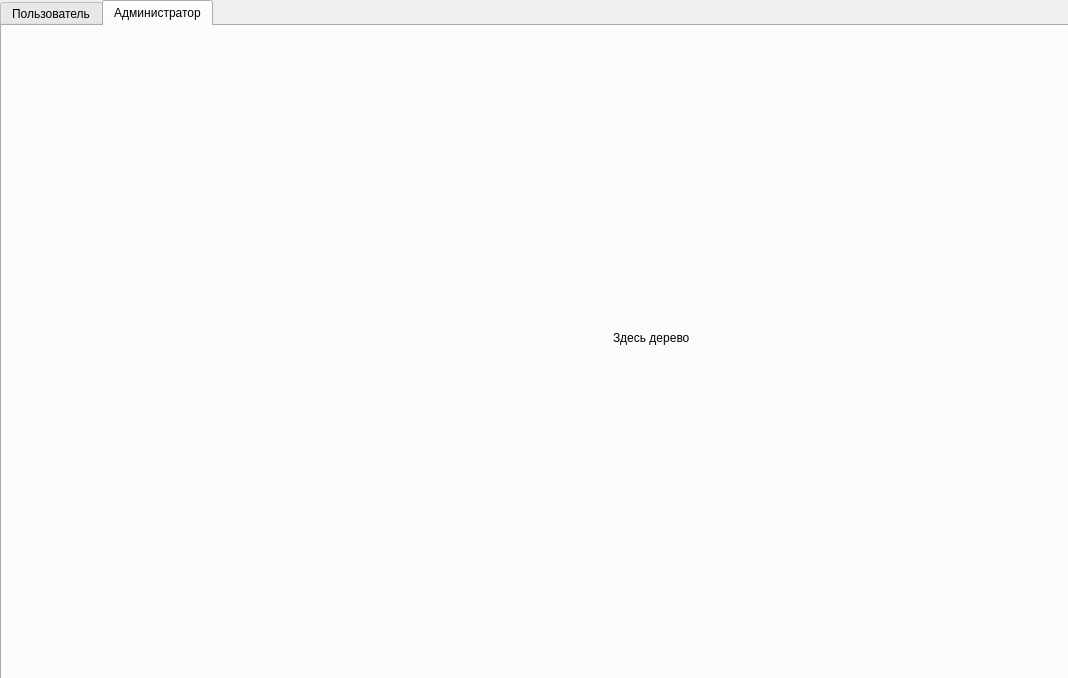
Before: the Qt Designer form src/window/mainwindow.ui in KarpenkoDenis/and-or-tree, drawn with Qt 5.
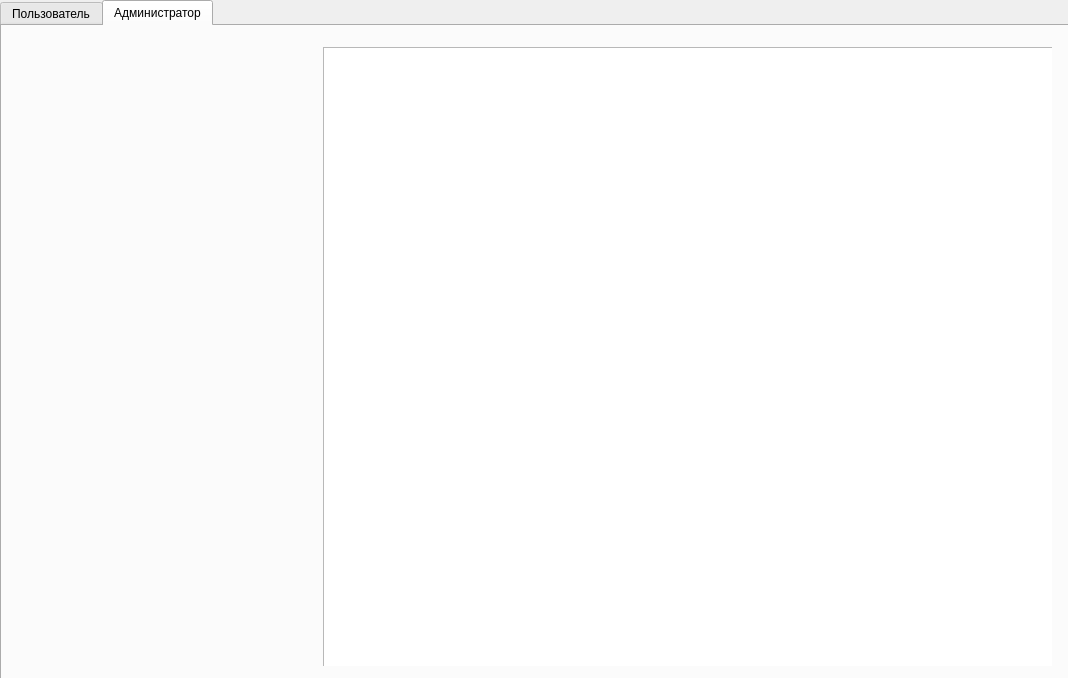
After: the same form once the commit is applied. The open tabs and pages were chosen to show the change.

```diff
--- a/src/window/mainwindow.ui
+++ b/src/window/mainwindow.ui
@@ -295,18 +295,15 @@
            </property>
            <layout class="QVBoxLayout" name="editorLayout"/>
           </widget>
-          <widget class="QLabel" name="label">
+          <widget class="QGraphicsView" name="graphicsView">
            <property name="geometry">
             <rect>
-             <x>600</x>
-             <y>290</y>
-             <width>171</width>
-             <height>21</height>
+             <x>310</x>
+             <y>10</y>
+             <width>741</width>
+             <height>631</height>
             </rect>
            </property>
-           <property name="text">
-            <string>Здесь дерево</string>
-           </property>
           </widget>
          </widget>
         </widget>
```
Left out of the diff: 2 changed lines with no effect on the pictures.
